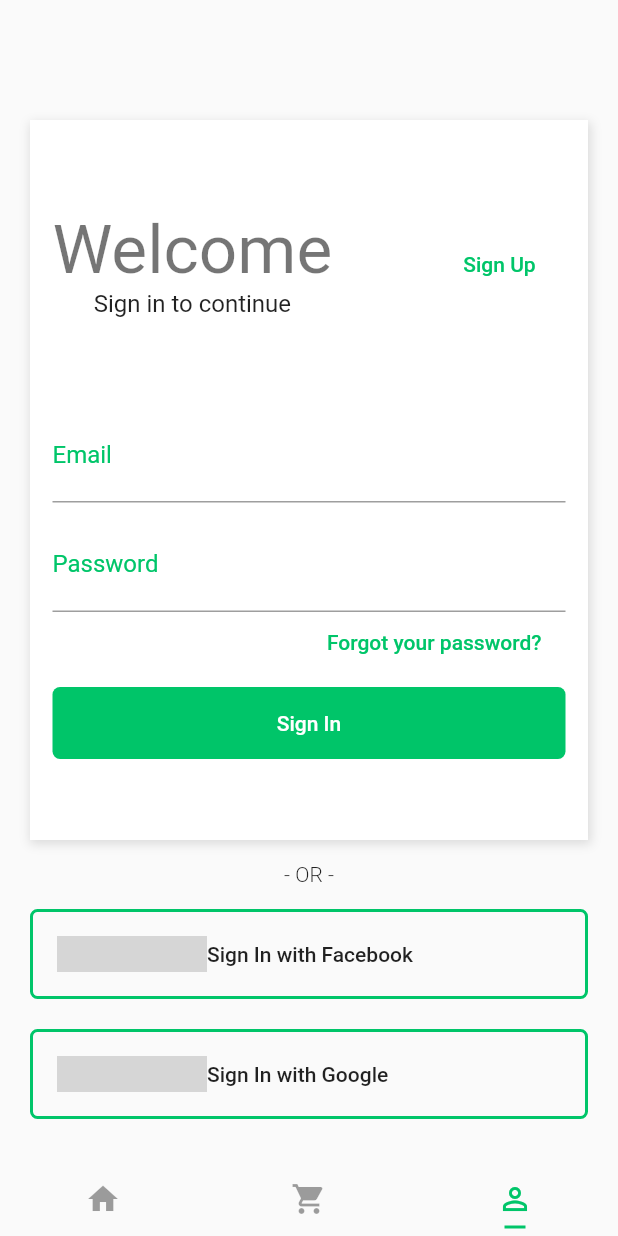
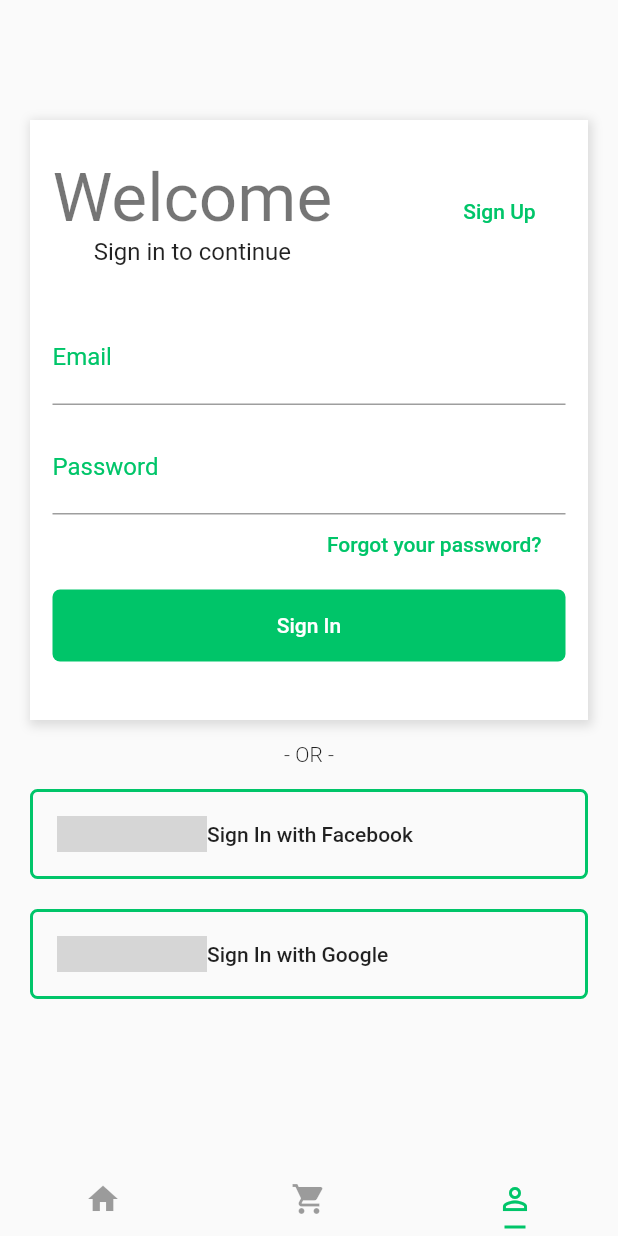
Before and after one commit to gilsonjuniorpro/shopping_flutter, a Flutter app: the screen it shows after launch, item 3 of the bottom bar chosen, on a phone screen of 412 x 824 dp. Run offline on Flutter 3.47's test engine with Material 2 defaults, Android fonts, the phone set to English and light mode, and no system bars; grey boxes are pictures that could not be loaded.

Commit message:
changed layout positions

```diff
--- a/lib/pages/cart.page.dart
+++ b/lib/pages/cart.page.dart
@@ -4,6 +4,9 @@ class CartPage extends StatelessWidget {
   @override
   Widget build(BuildContext context) {
     return Scaffold(
+      appBar: AppBar(
+        title: Text("Cart"),
+      ),
       body: Column(
         mainAxisAlignment: MainAxisAlignment.spaceBetween,
         children: <Widget>[
--- a/lib/pages/login.page.dart
+++ b/lib/pages/login.page.dart
@@ -20,7 +20,7 @@ class LoginPage extends StatelessWidget {
           child: Column(
             children: <Widget>[
               Container(
-                height: 480,
+                height: 400,
                 decoration: BoxDecoration(
                   color: Theme.of(context).accentColor,
                   boxShadow: [
@@ -28,7 +28,7 @@ class LoginPage extends StatelessWidget {
                       color: Colors.black12,
                       offset: new Offset(1, 2.0),
                       blurRadius: 5,
-                      spreadRadius: 1,
+                      spreadRadius: 2,
                     ),
                   ],
                 ),
@@ -36,7 +36,7 @@ class LoginPage extends StatelessWidget {
                   padding: EdgeInsets.only(
                     left: 15,
                     right: 15,
-                    top: 60,
+                    top: 25,
                   ),
                   child: Form(
                     key: _formKey,
@@ -76,7 +76,7 @@ class LoginPage extends StatelessWidget {
                           ],
                         ),
                         SizedBox(
-                          height: 60,
+                          height: 30,
                         ),
                         TextFormField(
                           // autofocus: true,
```
